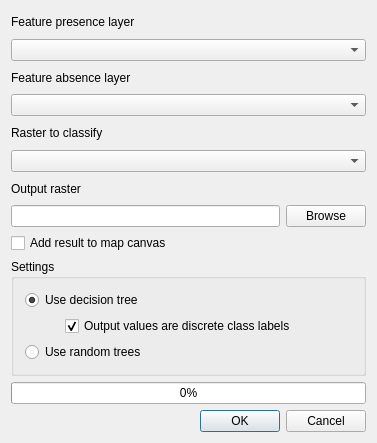
First picture: the form in classifierdialogbase.ui, repository nextgis/dtclassifier, before the edit.
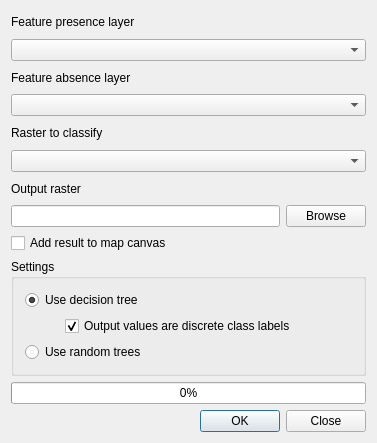
Second picture: the form after the edit.

Commit message: start working on polygon to points functionality replace Cancel button with Close

```diff
--- a/classifierdialogbase.ui
+++ b/classifierdialogbase.ui
@@ -148,7 +148,7 @@
       <enum>Qt::Horizontal</enum>
      </property>
      <property name="standardButtons">
-      <set>QDialogButtonBox::Cancel|QDialogButtonBox::Ok</set>
+      <set>QDialogButtonBox::Close|QDialogButtonBox::Ok</set>
      </property>
     </widget>
    </item>
```
The commit also changes 2 other files.
